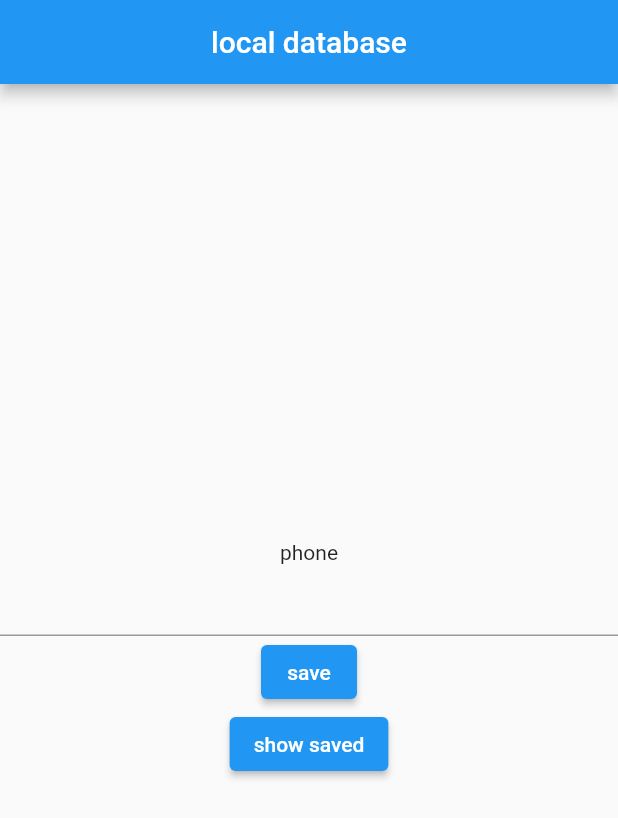
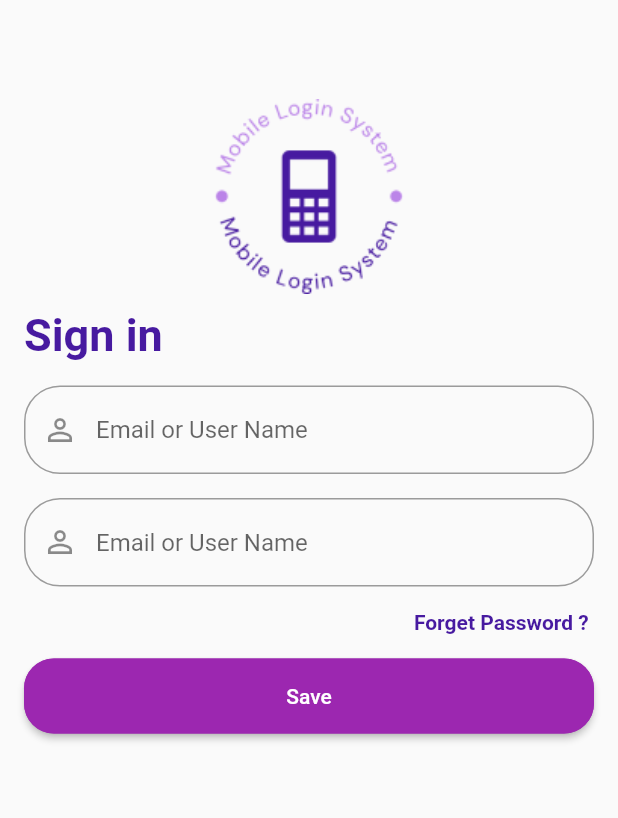
Before and after one commit to d0niy0r/examples, a Flutter app: the screen it shows after launch, on a phone screen of 412 x 824 dp. Shown: the top 818 px of the screen. Run offline on Flutter 3.47's test engine with Material 3 defaults, Android fonts, the phone set to English and light mode, and no system bars; our stand-ins replace shared_preferences.

Commit message:
adding some task

```diff
--- a/lib/features/shared_preference/presentation/pages/sh_screen.dart
+++ b/lib/features/shared_preference/presentation/pages/sh_screen.dart
@@ -12,53 +12,157 @@ class ShScreen extends StatefulWidget {
 
 class _ShScreenState extends State<ShScreen> {
   TextEditingController textEditingController = TextEditingController();
+
   @override
   void initState() {
-    textEditingController.text = StorageRepository.getString(keyOfValue: "value") ?? "";
+    textEditingController.text =
+        StorageRepository.getString(keyOfValue: "value") ?? "";
     super.initState();
   }
+
   GlobalKey<FormState> key = GlobalKey<FormState>();
+
   @override
   Widget build(BuildContext context) {
     return Scaffold(
-      appBar: AppBar(
-        title: Text("local database"),
-        centerTitle: true,
+      body: SafeArea(
+        child: Padding(
+          padding: const EdgeInsets.all(16.0),
+          child: Column(
+            crossAxisAlignment: CrossAxisAlignment.center,
+            children: [
+              const SizedBox(
+                height: 50,
               ),
-      body: Center(
-        child: Form(
+              Image.asset(
+                "assets/images/logo-no-background.png",
+                fit: BoxFit.contain,
+                width: 130,
+                height: 130,
+              ),
+              const SizedBox(
+                height: 10,
+              ),
+              const Row(
+                crossAxisAlignment: CrossAxisAlignment.start,
+                children: [
+                  Text(
+                    "Sign in",
+                    style: TextStyle(
+                      color: Color.fromRGBO(71, 26, 160, 1),
+                      fontWeight: FontWeight.bold,
+                      fontSize: 30,
+                    ),
+                  ),
+                ],
+              ),
+              const SizedBox(
+                height: 16,
+              ),
+              Form(
                 key: key,
                 child: Column(
                   mainAxisSize: MainAxisSize.min,
                   children: [
-              Text("phone"),
                     TextFormField(
                       keyboardType: TextInputType.phone,
+                      decoration: InputDecoration(
+                          prefixIcon: const Icon(Icons.perm_identity),
+                          hintText: "Email or User Name",
+                          border: OutlineInputBorder(
+                            borderRadius: BorderRadius.circular(24),
+                            borderSide: const BorderSide(color: Colors.purple),
+                          )),
                       controller: textEditingController,
-                validator: (text){
-                  if(text == null){
+                      validator: (text) {
+                        if (text == null) {
                           return "Telefon raqami majburiy";
                         }
-                  if(!text.contains("+")){
+                        if (!text.contains("+")) {
                           return "Telefon raqami '+' orqali yoziladi";
                         }
                         return null;
                       },
                     ),
-              ElevatedButton(
-                  onPressed: () async{
-                    if(key.currentState!.validate()){
+                    SizedBox(
+                      height: 16,
+                    ),
+                    TextFormField(
+                      keyboardType: TextInputType.phone,
+                      decoration: InputDecoration(
+                          prefixIcon: const Icon(Icons.perm_identity),
+                          hintText: "Email or User Name",
+                          border: OutlineInputBorder(
+                            borderRadius: BorderRadius.circular(24),
+                            borderSide: const BorderSide(color: Colors.purple),
+                          )),
+                      controller: textEditingController,
+                      validator: (text) {
+                        if (text == null) {
+                          return "Telefon raqami majburiy";
+                        }
+                        if (!text.contains("+")) {
+                          return "Telefon raqami '+' orqali yoziladi";
+                        }
+                        return null;
+                      },
+                    ),
+                    // ElevatedButton(
+                    //     onPressed: () async {
+                    //       log(StorageRepository.getString(keyOfValue: "value") ??
+                    //           "");
+                    //     },
+                    //     child: Text("show saved")),
+                  ],
+                ),
+              ),
+              const SizedBox(
+                height: 16,
+              ),
+              const Row(
+                // crossAxisAlignment: CrossAxisAlignment.end,
+                mainAxisAlignment: MainAxisAlignment.end,
+                children: [
+                  Text(
+                    "Forget Password ? ",
+                    style: TextStyle(
+                      color: Color.fromRGBO(71, 26, 160, 1),
+                      fontWeight: FontWeight.bold,
+                      fontSize: 14,
+                    ),
+                  ),
+                ],
+              ),
+              const SizedBox(
+                height: 16,
+              ),
+              Container(
+                width: MediaQuery.of(context).size.width,
+                height: 50,
+                child: ElevatedButton(
+                  style: ButtonStyle(
+                    shape: MaterialStateProperty.all<RoundedRectangleBorder>(
+                      RoundedRectangleBorder(
+                        borderRadius: BorderRadius.circular(20.0),
+                        side: const BorderSide(color: Colors.purple), // Bu joyda tugma ramkasini o'rnatish uchun ishlatiladi
+                      ),
+                    ),
+                    backgroundColor: MaterialStateProperty.all<Color>(Colors
+                        .purple), // MaterialStateProperty.all qo'llaniladi
+                  ),
+                  onPressed: () async {
+                    if (key.currentState!.validate()) {
                       FocusScope.of(context).unfocus();
-                      await StorageRepository.setString(key: "value", value: textEditingController.text);
+                      await StorageRepository.setString(
+                          key: "value", value: textEditingController.text);
                       log("saved");
-                      log(StorageRepository.getString(keyOfValue: "value") ?? "");
+                      log(StorageRepository.getString(keyOfValue: "value") ??
+                          "");
                     }
-
-                  }, child: Text("save")),
-              ElevatedButton(
-                  onPressed: () async{
-                    log(StorageRepository.getString(keyOfValue: "value") ?? "");
-                  }, child: Text("show saved")),
+                  },
+                  child: const Text("Save"),
+                ),
+              ),
             ],
           ),
         ),
```
Also changed, not shown: assets/images/logo-no-background.png (added). Lines whose indentation alone changed are shown as unchanged.
